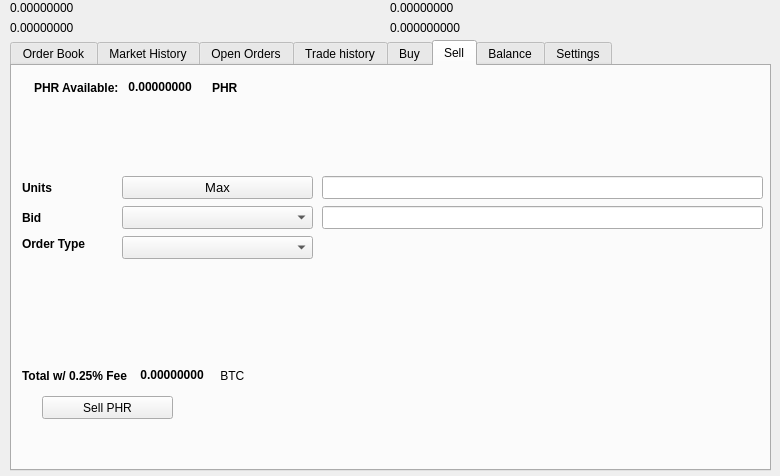
First picture: the form in src/qt/forms/tradingdialog.ui, repository digitalrupee-project/rupee, before the edit.
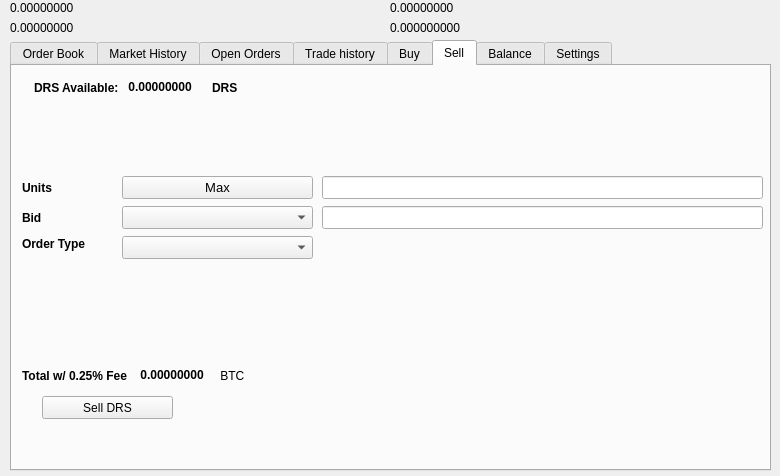
Second picture: the form after the edit. The open tabs and pages were chosen to show the change. Icons and pictures are not drawn.

The edit to the form file:
```diff
--- a/src/qt/forms/tradingdialog.ui
+++ b/src/qt/forms/tradingdialog.ui
@@ -1751,7 +1751,7 @@
       </rect>
      </property>
      <property name="text">
-      <string>Sell PHR</string>
+      <string>Sell DRS</string>
      </property>
      <property name="icon">
       <iconset resource="../digitalrupees">
@@ -1777,7 +1777,7 @@
          </font>
         </property>
         <property name="text">
-         <string>PHR Available:</string>
+         <string>DRS Available:</string>
         </property>
        </widget>
       </item>
@@ -2221,7 +2221,7 @@
          </font>
         </property>
         <property name="text">
-         <string>PHR</string>
+         <string>DRS</string>
         </property>
        </widget>
       </item>
```
Left out of the diff: 34 changed lines with no effect on the pictures.
